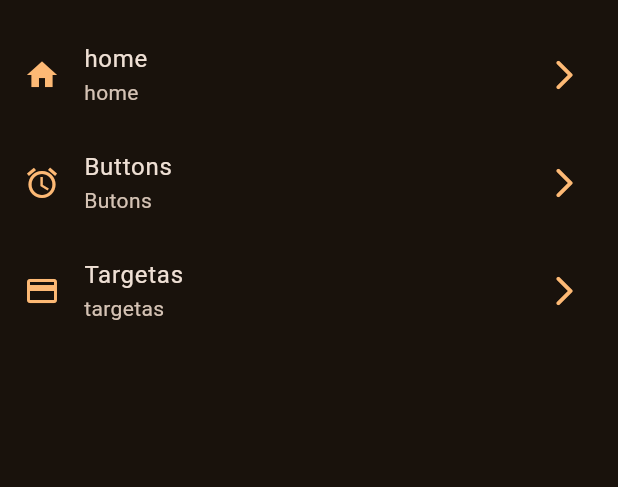
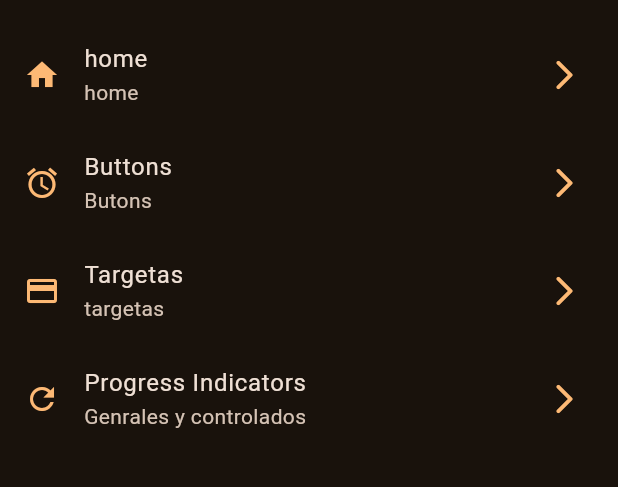
Before and after one commit to garciaeury26/widgets_app, a Flutter app: the screen it shows after launch, on a phone screen of 412 x 824 dp, the part 63-550 px from its top. Run offline on Flutter 3.47's test engine with Material 2 defaults, Android fonts, the phone set to English and light mode, and no system bars; our stand-ins replace go_router.

Commit message:
pogress indicato

```diff
--- a/lib/config/menu/menu_items.dart
+++ b/lib/config/menu/menu_items.dart
@@ -14,16 +14,20 @@ class MenuItem {
 }
 
 const appMenuItems = <MenuItem>[
-  MenuItem(
-      title: 'home',
-      subTitle: 'home',
-      link: '/',
-      icon: Icons.home),
+  MenuItem(title: 'home', subTitle: 'home', link: '/', icon: Icons.home),
   MenuItem(
       title: 'Buttons',
       subTitle: 'Butons',
       link: '/buttons',
       icon: Icons.access_alarms_outlined),
   MenuItem(
-      title: 'Targetas', subTitle: 'targetas', link: '/cards', icon: Icons.credit_card),
+      title: 'Targetas',
+      subTitle: 'targetas',
+      link: '/cards',
+      icon: Icons.credit_card),
+  MenuItem(
+      title: 'Progress Indicators',
+      subTitle: 'Genrales y controlados',
+      link: '/pogress',
+      icon: Icons.refresh),
 ];
--- a/lib/config/router/router_config.dart
+++ b/lib/config/router/router_config.dart
@@ -14,6 +14,14 @@ final appRouter = GoRouter(
         // para acceder a las rutas por nombro => opcional
         name: ButtonScreen.routerName, // opcional
         builder: (context, state) => const ButtonScreen()),
-    GoRoute(path: '/cards',name: 'cards',builder: (context, state) => const CardsScreen())
+    GoRoute(
+        path: '/cards',
+        name: 'cards',
+        builder: (context, state) => const CardsScreen()),
+    GoRoute(
+      path: '/pogress',
+      name: const ProgresSCreen().name,
+      builder: (context, state) => const ProgresSCreen(),
+    )
   ],
 );
```
Also changed, not shown: lib/presentations/screens/progress/progress_screen.dart (+67 -1 lines).
